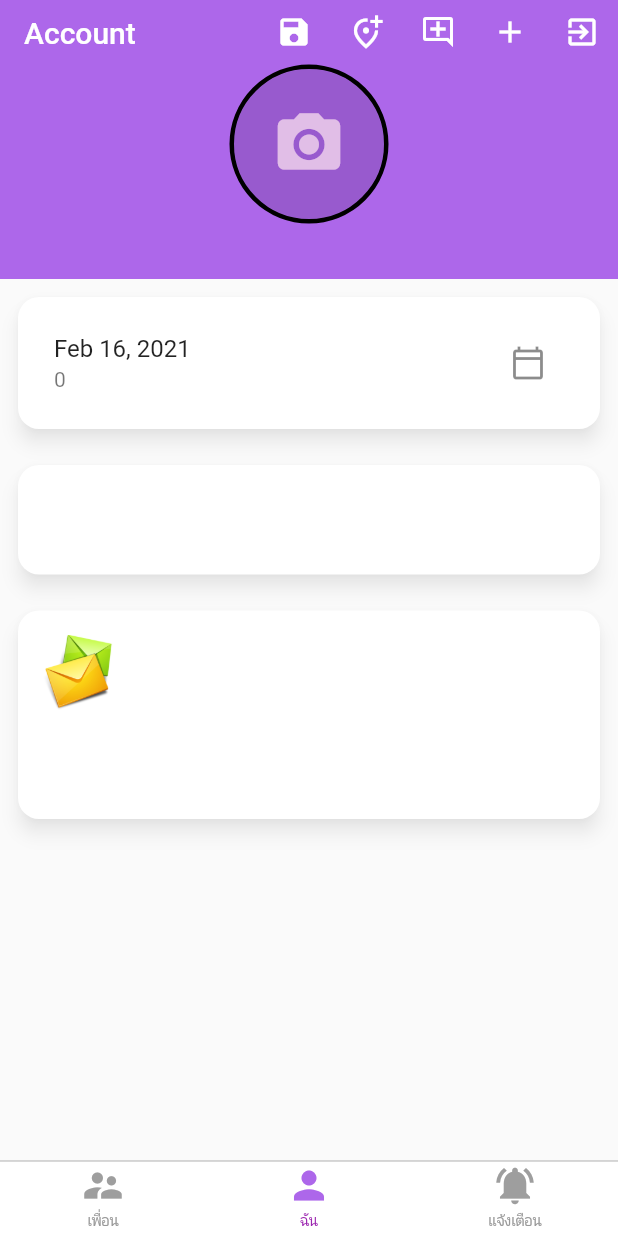
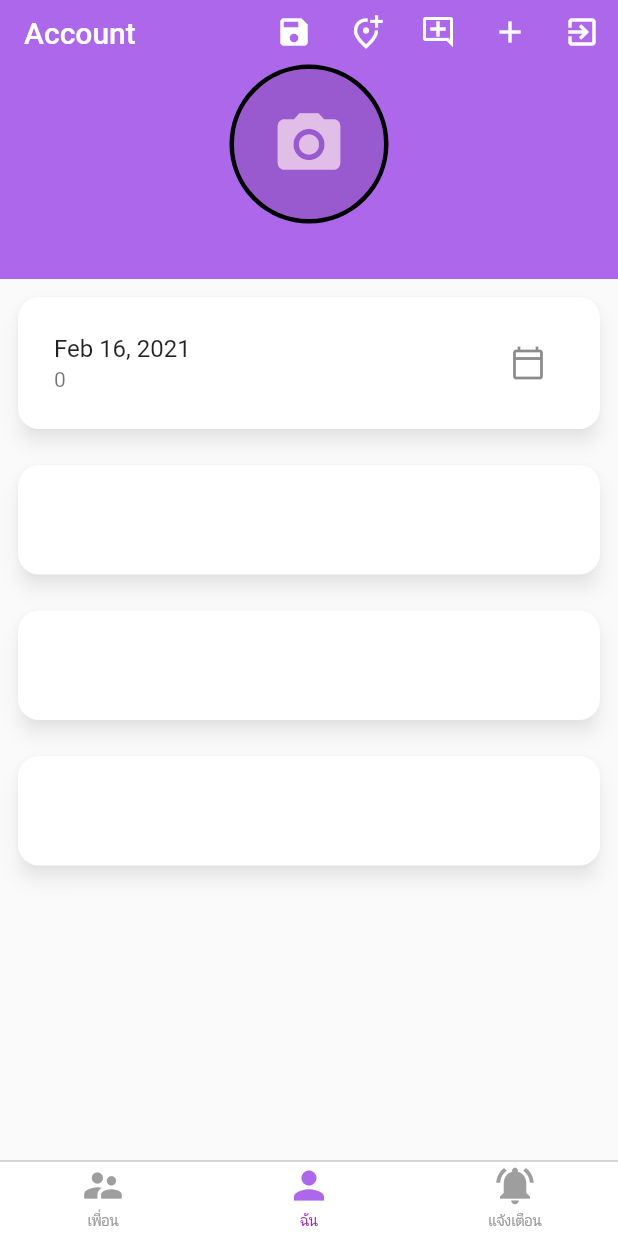
Before and after one commit to thisadee2897/finalapp, a Flutter app: the screen it shows once a user with an empty profile is signed in, item 2 of the bottom bar chosen, on a phone screen of 412 x 824 dp. Run offline on Flutter 3.47's test engine with Material 2 defaults, Android fonts, the light colour scheme and no system bars; our stand-ins replace cloud_firestore, firebase_auth, firebase_core, font_awesome_flutter, google_sign_in, rxdart; missing offline and left inert: flutter_appavailability; accounts and stored records are empty.

Commit message:
account_page  => updeate  address

```diff
--- a/flutter_appc/lib/app/home/account/account_page.dart
+++ b/flutter_appc/lib/app/home/account/account_page.dart
@@ -2,6 +2,7 @@ import 'package:firebase_auth/firebase_auth.dart';
 import 'package:flutter/cupertino.dart';
 import 'package:flutter/material.dart';
 import 'package:flutter/services.dart';
+import 'package:flutter_appc/app/home/account/account_list_address.dart';
 import 'package:flutter_appc/app/home/models/birthday.dart';
 import 'package:provider/provider.dart';
 import 'package:flutter_appc/app/home/account/account_add_address.dart';
@@ -186,7 +187,7 @@ class _AccountPageState extends State<AccountPage> {
               _buildPhone(context),
               _buildEmail(context),
               // _buildPhones(context)
-              // _buildAddress(context),
+              _buildAddress(context),
             ],
           ),
         ),
@@ -343,13 +344,6 @@ class _AccountPageState extends State<AccountPage> {
             mainAxisAlignment: MainAxisAlignment.start,
             crossAxisAlignment: CrossAxisAlignment.start,
             children: [
-              Padding(
-                padding: const EdgeInsets.all(8.0),
-                child: Container(
-                    height: 50,
-                    width: 50,
-                    child: Image.asset('assets/mail.png')),
-              ),
               StreamBuilder<List<Email>>(
                 stream: database.emailsStream(),
                 builder: (context, snapshot) {
@@ -379,17 +373,59 @@ class _AccountPageState extends State<AccountPage> {
   }
 
   Widget _buildAddress(BuildContext context) {
-    return StreamBuilder<List<Place>>(
-      stream: database.addresssStream(),
-      builder: (context, snapshot) {
-        var address = snapshot.data;
-        return Container(
-          color: Colors.redAccent,
-          child: Text(address.toString()),
-        );
-      },
+    final database = Provider.of<Database>(context, listen: false);
+    return Padding(
+      padding: const EdgeInsets.all(12.0),
+      child: Material(
+        color: Colors.white,
+        elevation: 5,
+        shadowColor: Colors.black38,
+        borderRadius: BorderRadius.all(Radius.circular(14)),
+        child: Padding(
+          padding: const EdgeInsets.all(8.0),
+          child: Column(
+            mainAxisAlignment: MainAxisAlignment.start,
+            crossAxisAlignment: CrossAxisAlignment.start,
+            children: [
+              StreamBuilder<List<Place>>(
+                stream: database.addresssStream(),
+                builder: (context, snapshot) {
+                  return ListItemsBuilder<Place>(
+                    snapshot: snapshot,
+                    itemBuilder: (context, _addressData) => AddressListTile(
+                      address: _addressData,
+                      onTap: () => Navigator.of(context).push(
+                        MaterialPageRoute(
+                          builder: (context) => AccountAddPlace(
+                            database: database,
+                            myAddress: _addressData,
+                          ),
+                          fullscreenDialog: false,
+                        ),
+                      ),
+                    ),
+                  );
+                },
+              ),
+            ],
+          ),
+        ),
+      ),
     );
   }
+
+  // Widget _buildAddress(BuildContext context) {
+  //   return StreamBuilder<List<Place>>(
+  //     stream: database.addresssStream(),
+  //     builder: (context, snapshot) {
+  //       var address = snapshot.data;
+  //       return Container(
+  //         color: Colors.redAccent,
+  //         child: Text(address.toString()),
+  //       );
+  //     },
+  //   );
+  // }
 
   Widget _buildAge() {
     final database = Provider.of<Database>(context, listen: false);
```
